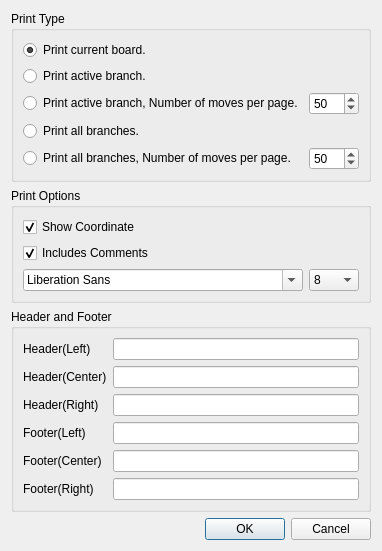
First picture: the form in printoptiondialog.ui, repository nullx002/mugo, before the edit.
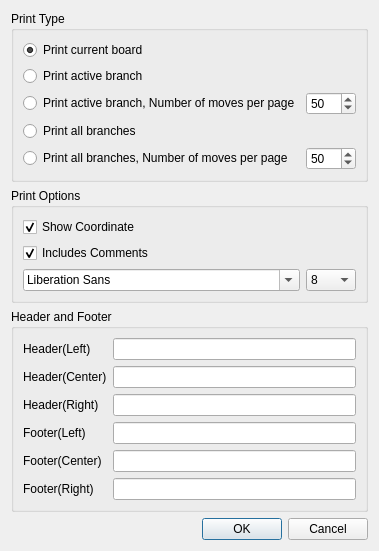
Second picture: the form after the edit.

The edit to the form file:
```diff
--- a/printoptiondialog.ui
+++ b/printoptiondialog.ui
@@ -23,7 +23,7 @@
       <item>
        <widget class="QRadioButton" name="printActiveBoard">
         <property name="text">
-         <string>Print current board.</string>
+         <string>Print current board</string>
         </property>
         <property name="checked">
          <bool>true</bool>
@@ -33,7 +33,7 @@
       <item>
        <widget class="QRadioButton" name="printActiveBranch">
         <property name="text">
-         <string>Print active branch.</string>
+         <string>Print active branch</string>
         </property>
        </widget>
       </item>
@@ -42,7 +42,7 @@
         <item>
          <widget class="QRadioButton" name="printActiveBranchN">
           <property name="text">
-           <string>Print active branch, Number of moves per page.</string>
+           <string>Print active branch, Number of moves per page</string>
           </property>
          </widget>
         </item>
@@ -67,7 +67,7 @@
       <item>
        <widget class="QRadioButton" name="printAllBranches">
         <property name="text">
-         <string>Print all branches.</string>
+         <string>Print all branches</string>
         </property>
        </widget>
       </item>
@@ -76,7 +76,7 @@
         <item>
          <widget class="QRadioButton" name="printAllBranchesN">
           <property name="text">
-           <string>Print all branches, Number of moves per page.</string>
+           <string>Print all branches, Number of moves per page</string>
           </property>
          </widget>
         </item>
```
